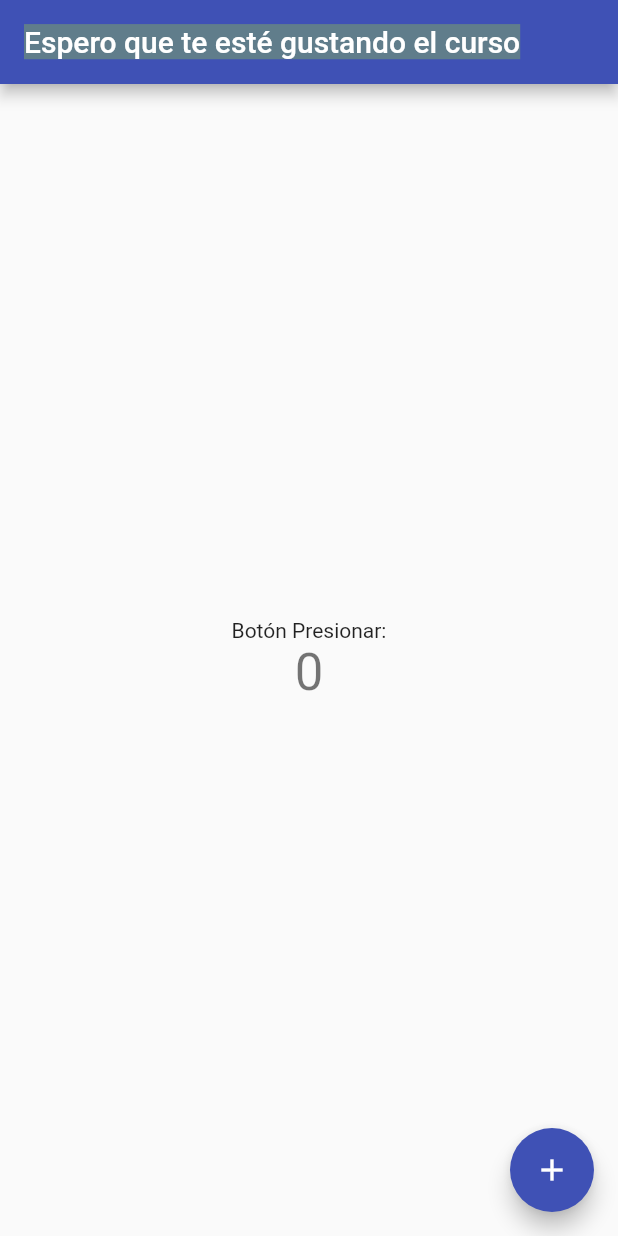
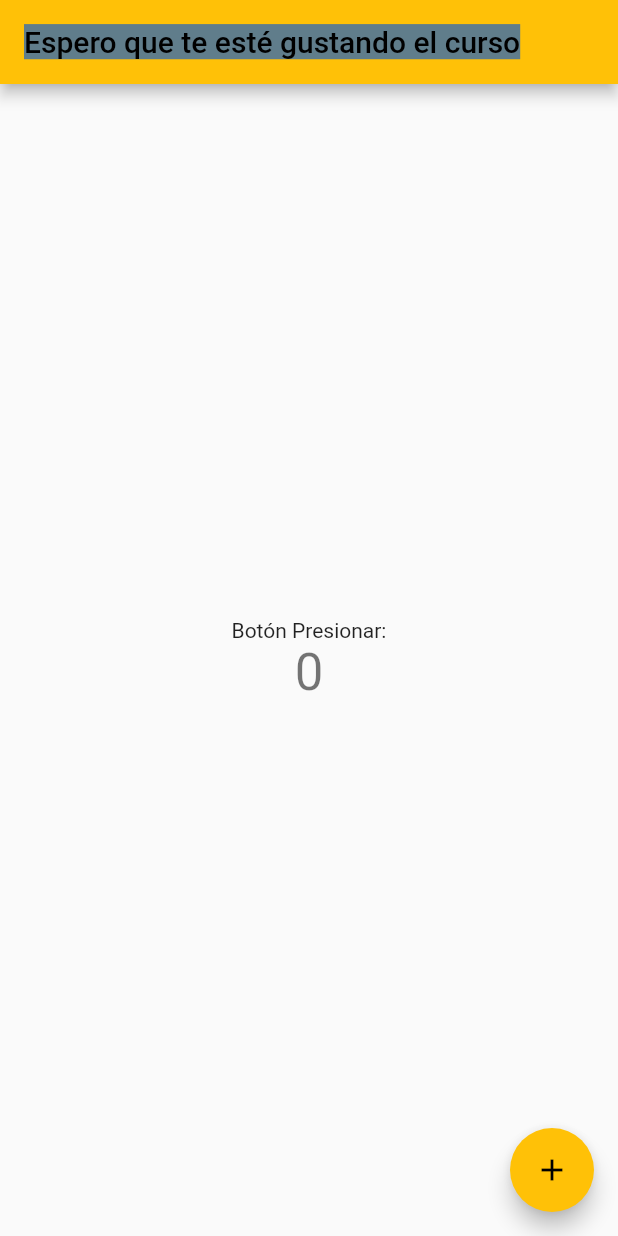
Before and after one commit to spainbarca/Git_GitHub, a Flutter app: the screen it shows after launch, on a phone screen of 412 x 824 dp. Run offline on Flutter 3.47's test engine with Material 2 defaults, Android fonts, the phone set to English and light mode, and no system bars.

Commit message:
Cambiar de color

```diff
--- a/lib/main.dart
+++ b/lib/main.dart
@@ -15,7 +15,7 @@ class MyApp extends StatelessWidget {
 
       title: 'Curso Git y Github',
       theme: ThemeData(
-        primarySwatch: Colors.indigo,
+        primarySwatch: Colors.amber,
       ),
       home: const MyHomePage(title: 'Espero que te esté gustando el curso'),
     );
```
